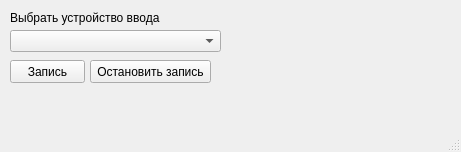
This is Recording.ui in NikitaLev/Recording_audio_from_stream as Qt 5 draws it before an edit. The edited form follows.
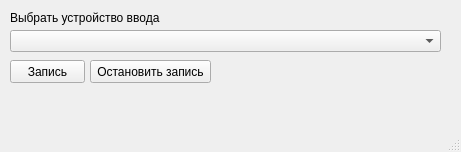
This is the edited form.

```diff
--- a/Recording.ui
+++ b/Recording.ui
@@ -58,7 +58,7 @@
      <rect>
       <x>10</x>
       <y>30</y>
-      <width>211</width>
+      <width>431</width>
       <height>22</height>
      </rect>
     </property>
```
